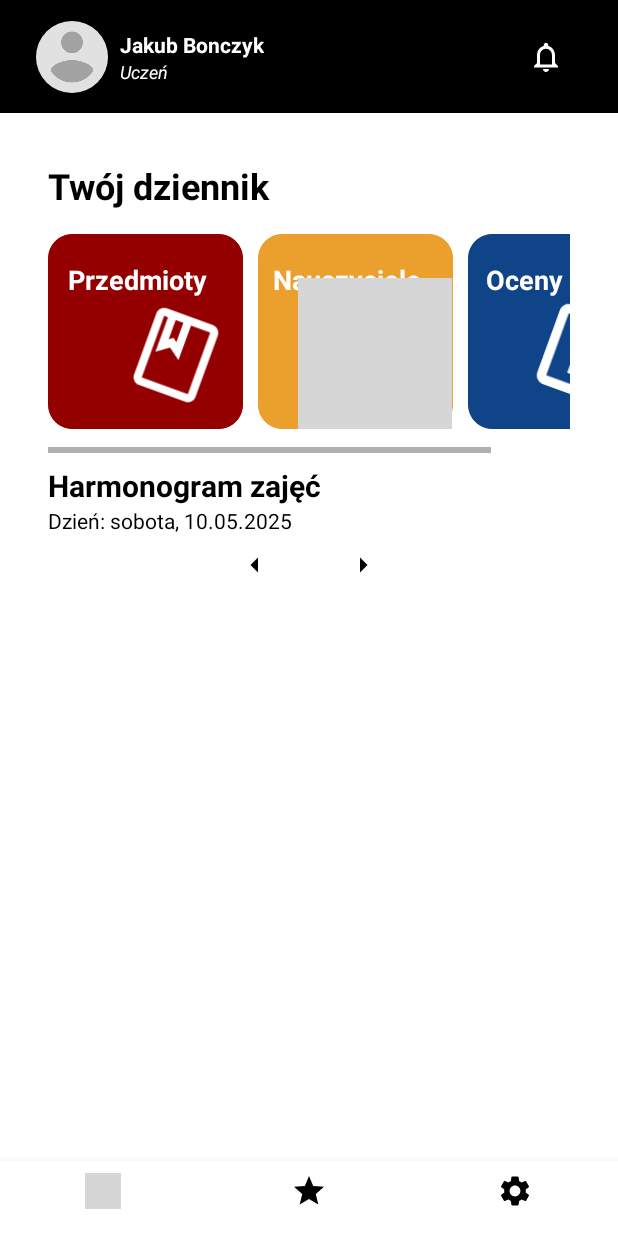
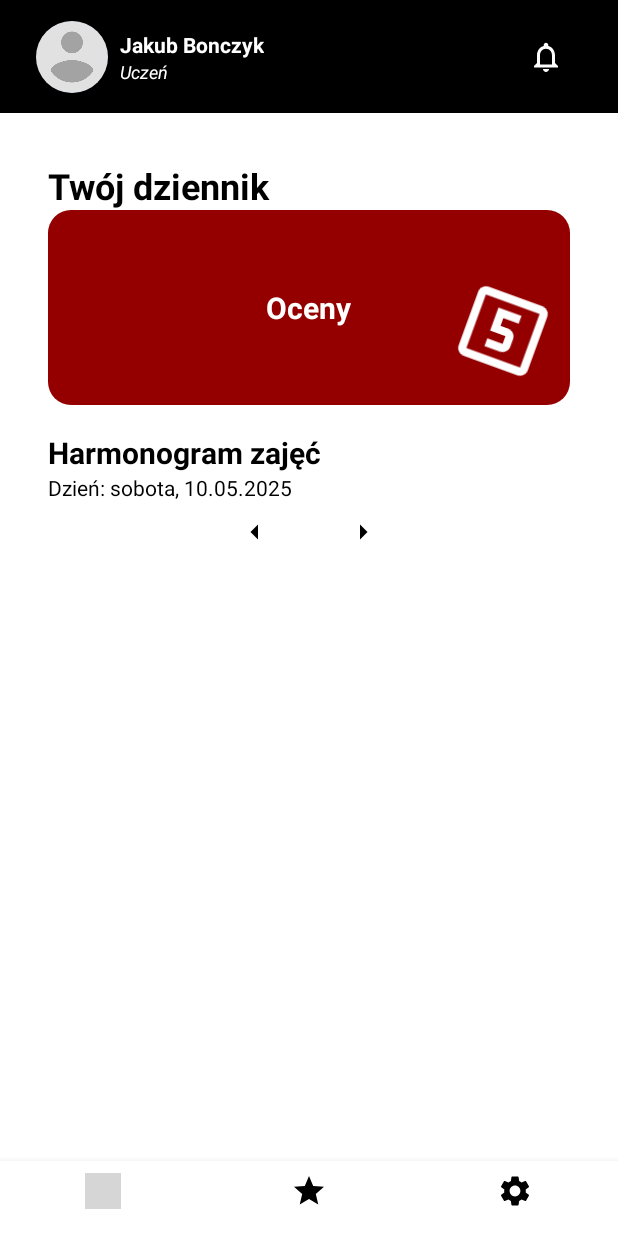
Before and after one commit to jakubbonczyk/MemoriesppAndroid, an Android app: the HomeFragment screen opened directly, with no data from a screen before it, on a phone screen of 412 x 824 dp. Run offline under Robolectric (Android 15) with nearby library versions, the light colour scheme and no system bars; pictures from the network do not load; grey boxes are pictures that could not be loaded.

Commit message:
Fix for GradeButton in HomeFragment

```diff
--- a/android/app/src/main/java/com/example/memoriespp/HomeFragment.java
+++ b/android/app/src/main/java/com/example/memoriespp/HomeFragment.java
@@ -36,11 +36,10 @@ public class HomeFragment extends Fragment {
     private ScheduleApi  scheduleApi;
     private GroupApi     groupApi;
     private TextView     dateNow;
-    private ImageButton  btnPrevDay, btnNextDay;
+    private ImageButton  btnPrevDay, btnNextDay, gradesButton;
     private LocalDate    displayedDate;
     private int userId, groupId;
     private String role;
-    private FrameLayout teachersFrameLayout;
 
     @Nullable @Override
     public View onCreateView(@NonNull LayoutInflater inflater,
@@ -53,14 +52,27 @@ public class HomeFragment extends Fragment {
         btnPrevDay       = root.findViewById(R.id.btnPrevDay);
         btnNextDay       = root.findViewById(R.id.btnNextDay);
         scheduleContainer= root.findViewById(R.id.scheduleContainer);
-        teachersFrameLayout = root.findViewById(R.id.teacherLayout);
+        gradesButton = root.findViewById(R.id.gradesButton);
+
+        gradesButton.setOnClickListener(v -> {
+            GradesFragment frag = new GradesFragment();
+            Bundle args = new Bundle();
+            args.putInt("userId", userId);
+            args.putString("role", role);
+            frag.setArguments(args);
+
+            requireActivity().getSupportFragmentManager().beginTransaction()
+                    .replace(R.id.container, frag)
+                    .addToBackStack(null)
+                    .commit();
+        });
 
         // ** Pobierz role i userId **
         if (getArguments() != null) {
             role   = getArguments().getString("role");
             userId = getArguments().getInt("userId", -1);
         }
-        teachersFrameLayout.setVisibility("T".equals(role) ? View.GONE : View.VISIBLE);
+//        teachersFrameLayout.setVisibility("T".equals(role) ? View.GONE : View.VISIBLE);
 
         // ** Retrofit **
         Retrofit rt = new Retrofit.Builder()
--- a/android/app/src/main/res/layout/fragment_home.xml
+++ b/android/app/src/main/res/layout/fragment_home.xml
@@ -19,54 +19,48 @@
             android:id="@+id/yourGradebook"
             android:layout_width="match_parent"
             android:layout_height="wrap_content"
+            android:layout_marginBottom="8dp"
             android:text="@string/yourGradebook"
+            android:textColor="@color/black"
             android:textSize="24sp"
-            android:textColor="@color/black"
             android:textStyle="bold"
-            tools:ignore="MissingConstraints" />
+            app:layout_constraintBottom_toTopOf="@+id/buttonsId"
+            tools:ignore="MissingConstraints"
+            tools:layout_editor_absoluteX="32dp" />
 
-        <HorizontalScrollView
-            android:id="@+id/horizontalScrollView"
+        <LinearLayout
+            android:id="@+id/buttonsId"
             android:layout_width="match_parent"
             android:layout_height="0dp"
-            app:layout_constraintEnd_toEndOf="parent"
-            app:layout_constraintStart_toStartOf="parent"
-            app:layout_constraintTop_toBottomOf="@+id/yourGradebook">
-
-            <LinearLayout
-                android:layout_width="wrap_content"
-                android:layout_height="match_parent"
-                android:orientation="horizontal"
-                android:paddingTop="16dp"
-                android:paddingBottom="16dp">
+            android:orientation="vertical"
+            app:layout_constraintTop_toBottomOf="@+id/yourGradebook"
+            tools:layout_editor_absoluteX="32dp">
 
             <!--BUTTON 1-->
 
             <FrameLayout
-                    android:layout_width="130dp"
+                android:layout_width="match_parent"
                 android:layout_height="130dp"
-                    android:layout_marginRight="10dp">
+                android:layout_marginBottom="10dp">
 
                 <ImageButton
-                        android:id="@+id/classesButton"
-                        android:layout_width="130dp"
+                    android:id="@+id/gradesButton"
+                    android:layout_width="match_parent"
                     android:layout_height="130dp"
-                        android:layout_marginRight="10dp"
                     android:layout_weight="1"
                     android:background="@null"
                     android:scaleType="fitCenter"
-                        android:src="@drawable/classes_button" />
+                    android:src="@drawable/red_button_background" />
 
                 <TextView
-                        android:id="@+id/classesHomeButton"
+                    android:id="@+id/gradesText"
                     android:layout_width="wrap_content"
                     android:layout_height="wrap_content"
-                        android:layout_gravity="center|top"
-                        android:layout_marginTop="18dp"
-                        android:layout_marginRight="5dp"
-                        android:text="@string/classesHomeButton"
+                    android:layout_gravity="center"
+                    android:text="@string/gradesText"
+                    android:textAlignment="center"
                     android:textColor="@color/white"
-                        android:textSize="18sp"
+                    android:textSize="20sp"
                     android:textStyle="bold" />
 
                 <ImageView
@@ -77,91 +71,9 @@
                     android:layout_marginTop="16dp"
                     android:layout_marginRight="12dp"
                     android:rotation="20"
-                        android:src="@drawable/outline_book_24" />
-                </FrameLayout>
-
-                <!--BUTTON 2-->
-
-                <FrameLayout
-                    android:id="@+id/teacherLayout"
-                    android:layout_width="130dp"
-                    android:layout_height="130dp"
-                    android:layout_marginRight="10dp">
-
-
-                    <ImageButton
-                        android:id="@+id/teachersButton"
-                        android:layout_width="130dp"
-                        android:layout_height="130dp"
-                        android:background="@null"
-                        android:scaleType="fitCenter"
-                        android:src="@drawable/teachers_button" />
-
-                    <TextView
-                        android:id="@+id/teachersText"
-                        android:layout_width="wrap_content"
-                        android:layout_height="wrap_content"
-                        android:layout_gravity="center|top"
-                        android:layout_marginTop="18dp"
-                        android:layout_marginRight="5dp"
-                        android:text="@string/teachersText"
-                        android:textColor="@color/white"
-                        android:textSize="18sp"
-                        android:textStyle="bold" />
-
-                    <ImageView
-                        android:id="@+id/teachersIcon"
-                        android:layout_width="80dp"
-                        android:layout_height="80dp"
-                        android:layout_gravity="center|right"
-                        android:layout_marginTop="16dp"
-                        android:layout_marginRight="12dp"
-                        android:rotation="20"
-                        android:src="@drawable/outline_history_edu_24" />
-                </FrameLayout>
-
-                <!--BUTTON 3-->
-
-                <FrameLayout
-                    android:layout_width="130dp"
-                    android:layout_height="130dp">
-
-
-                    <ImageButton
-                        android:id="@+id/gradesButton"
-                        android:layout_width="130dp"
-                        android:layout_height="130dp"
-                        android:layout_weight="1"
-                        android:background="@null"
-                        android:scaleType="fitCenter"
-                        android:src="@drawable/grades_button" />
-
-                    <TextView
-                        android:id="@+id/gradesText"
-                        android:layout_width="wrap_content"
-                        android:layout_height="wrap_content"
-                        android:layout_gravity="left|top"
-                        android:layout_marginLeft="12dp"
-                        android:layout_marginTop="18dp"
-                        android:text="@string/gradesText"
-                        android:textColor="@color/white"
-                        android:textSize="18sp"
-                        android:textStyle="bold" />
-
-                    <ImageView
-                        android:id="@+id/gradesIcon"
-                        android:layout_width="75dp"
-                        android:layout_height="75dp"
-                        android:layout_gravity="center|right"
-                        android:layout_marginTop="16dp"
-                        android:layout_marginRight="12dp"
-                        android:rotation="20"
                     android:src="@drawable/outline_looks_5_24" />
             </FrameLayout>
-
-
         </LinearLayout>
-        </HorizontalScrollView>
 
         <TextView
             android:id="@+id/scheduleText"
@@ -172,7 +84,7 @@
             android:textColor="@color/black"
             android:textSize="20sp"
             android:textStyle="bold"
-            app:layout_constraintTop_toBottomOf="@+id/horizontalScrollView"
+            app:layout_constraintTop_toBottomOf="@+id/buttonsId"
             tools:ignore="MissingConstraints"
             tools:layout_editor_absoluteX="32dp" />
 
```
Lines whose indentation alone changed are shown as unchanged.
